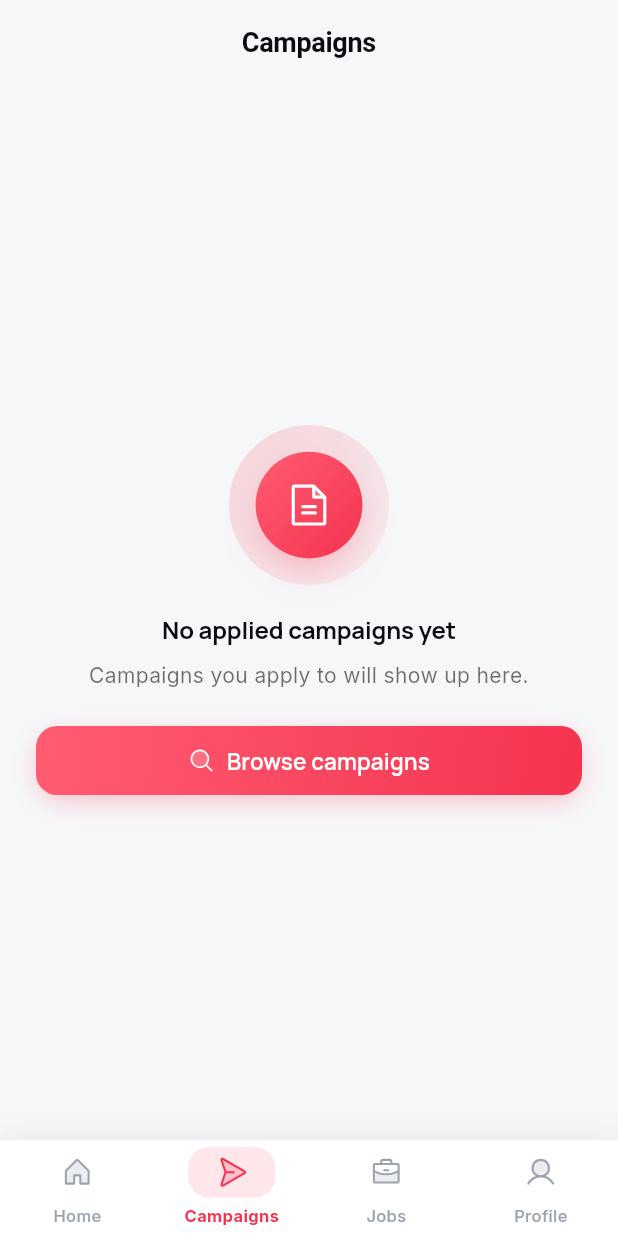
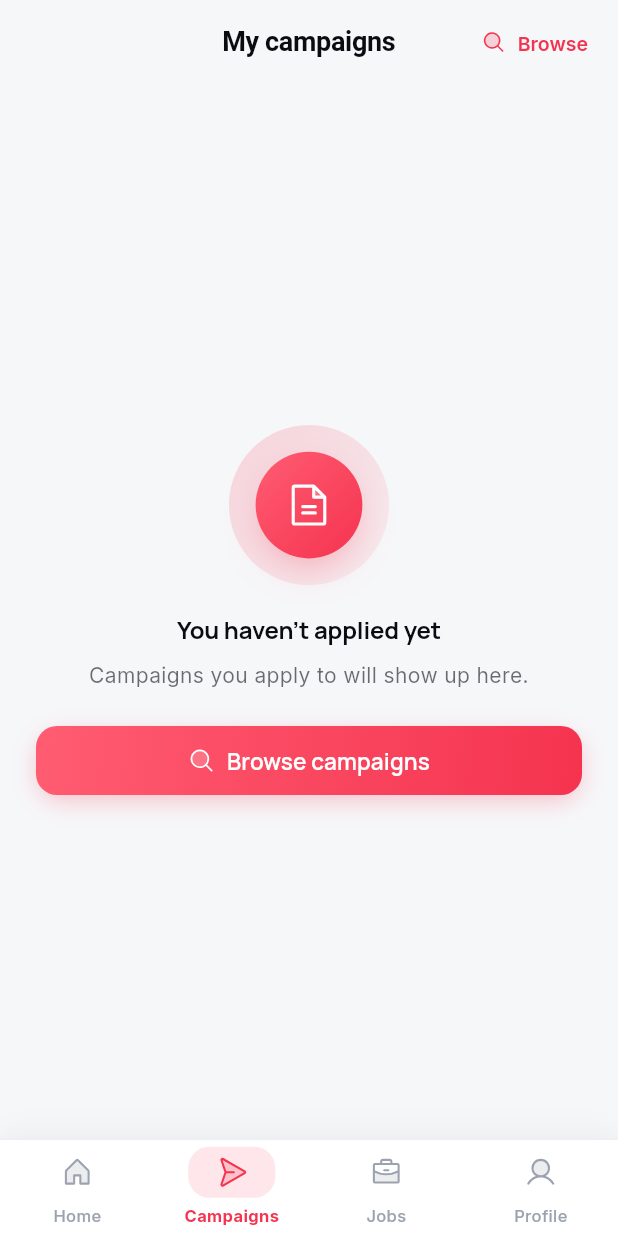
Before and after one commit to indee289/Rexo-store-, a Flutter app: the screen it shows once a user with an empty profile is signed in, item 2 of the bottom bar chosen, on a phone screen of 412 x 824 dp. Run offline on Flutter 3.47's test engine with Material 3 defaults, Android fonts, the phone set to English and light mode, and no system bars; our stand-ins replace cached_network_image, firebase_core, firebase_messaging, flutter_animate, flutter_local_notifications, flutter_riverpod and 9 more; missing offline and left inert: onesignal_flutter; accounts and stored records are empty.

Commit message:
fix: resolve 5 non-shop issues across app
- Profile campaigns stat: replace hardcoded '0' with live DB count
  (currentUserCampaignsCountProvider queries applications table)
- Settings toggles: wire 'Campaign Updates' and 'Public Profile'
  switches to real state in SettingsNotifier + SharedPrefs persistence
- Role badges: replace .toUpperCase() with sentence case (_formatRole)
  in profile screen, settings screen, campaigns applicants, my campaigns,
  warnings, moderation, and admin campaign control
- pubspec.yaml: remove unused iconsax_flutter dependency (phosphor_flutter
  is the actual icon library used via custom Iconsax wrapper)
- Campaigns tab: rename title to 'My campaigns', add 'Browse' action
  button in header, update empty-state copy to be more conversational

```diff
--- a/lib/features/admin/screens/campaign_control_screen.dart
+++ b/lib/features/admin/screens/campaign_control_screen.dart
@@ -269,7 +269,7 @@ class _StatusBadge extends StatelessWidget {
         borderRadius: BorderRadius.circular(8),
       ),
       child: Text(
-        status.toUpperCase(),
+        status[0].toUpperCase() + status.substring(1).toLowerCase(),
         style: TextStyle(
           fontSize: 10,
           fontWeight: FontWeight.w600,
--- a/lib/features/campaigns/screens/campaign_applicants_screen.dart
+++ b/lib/features/campaigns/screens/campaign_applicants_screen.dart
@@ -215,7 +215,7 @@ class _StatusBadge extends StatelessWidget {
         borderRadius: AppRadius.allSm,
       ),
       child: Text(
-        status.toUpperCase(),
+        status[0].toUpperCase() + status.substring(1).toLowerCase(),
         style: AppTextStyles.labelSmall.copyWith(
           color: color,
           fontWeight: FontWeight.w600,
--- a/lib/features/campaigns/screens/campaigns_screen.dart
+++ b/lib/features/campaigns/screens/campaigns_screen.dart
@@ -24,7 +24,24 @@ class CampaignsScreen extends ConsumerWidget {
 
     return Scaffold(
       backgroundColor: Theme.of(context).scaffoldBackgroundColor,
-      appBar: const PremiumAppBar(title: 'Campaigns'),
+      appBar: PremiumAppBar(
+        title: 'My campaigns',
+        actions: [
+          TextButton.icon(
+            onPressed: () => context.go(AppRoutes.home),
+            icon: const Icon(Iconsax.search_normal,
+                size: 16, color: AppColors.primary),
+            label: const Text(
+              'Browse',
+              style: TextStyle(
+                fontSize: 13,
+                fontWeight: FontWeight.w600,
+                color: AppColors.primary,
+              ),
+            ),
+          ),
+        ],
+      ),
       body: RefreshIndicator(
         color: AppColors.primary,
         onRefresh: () async {
@@ -51,7 +68,7 @@ class CampaignsScreen extends ConsumerWidget {
             hasScrollBody: false,
             child: EmptyState(
               icon: Iconsax.document,
-              title: 'No applied campaigns yet',
+              title: "You haven't applied yet",
               subtitle:
                   'Campaigns you apply to will show up here.',
               cta: PremiumButton(
--- a/lib/features/campaigns/screens/my_campaigns_screen.dart
+++ b/lib/features/campaigns/screens/my_campaigns_screen.dart
@@ -373,7 +373,7 @@ class _StatusPill extends StatelessWidget {
         borderRadius: AppRadius.allSm,
       ),
       child: Text(
-        label.toUpperCase(),
+        label[0].toUpperCase() + label.substring(1).toLowerCase(),
         style: AppTextStyles.labelSmall.copyWith(
           color: color,
           fontWeight: FontWeight.w600,
--- a/lib/features/moderation/screens/moderation_screen.dart
+++ b/lib/features/moderation/screens/moderation_screen.dart
@@ -140,7 +140,7 @@ class ModerationScreen extends ConsumerWidget {
                   borderRadius: AppRadius.allSm,
                 ),
                 child: Text(
-                  contentType.toUpperCase(),
+                  contentType[0].toUpperCase() + contentType.substring(1).toLowerCase(),
                   style: AppTextStyles.labelSmall.copyWith(
                     fontWeight: FontWeight.w600,
                     color: AppColors.primary,
--- a/lib/features/warnings/screens/warnings_screen.dart
+++ b/lib/features/warnings/screens/warnings_screen.dart
@@ -149,7 +149,7 @@ class WarningsScreen extends ConsumerWidget {
                 borderRadius: AppRadius.allSm,
               ),
               child: Text(
-                'Appeal: ${appealStatus.toUpperCase()}',
+                'Appeal: ${appealStatus[0].toUpperCase()}${appealStatus.substring(1).toLowerCase()}',
                 style: AppTextStyles.labelSmall.copyWith(
                   fontWeight: FontWeight.w600,
                   color: _getAppealStatusColor(appealStatus),
@@ -233,7 +233,7 @@ class WarningsScreen extends ConsumerWidget {
         border: Border.all(color: color.withOpacity(0.3)),
       ),
       child: Text(
-        severity.toUpperCase(),
+        severity[0].toUpperCase() + severity.substring(1).toLowerCase(),
         style: AppTextStyles.labelSmall.copyWith(
           fontWeight: FontWeight.w700,
           color: color,
--- a/pubspec.yaml
+++ b/pubspec.yaml
@@ -16,7 +16,6 @@ dependencies:
   cached_network_image: ^3.3.0
   shimmer: ^3.0.0
   flutter_animate: ^4.3.0
-  iconsax_flutter: ^1.0.0
   phosphor_flutter: ^2.1.0
   intl: ^0.19.0
   image_picker: ^1.0.0
```
Also changed, not shown: lib/features/profile/providers/profile_provider.dart (+11 -0 lines), lib/features/profile/screens/profile_screen.dart (+10 -2 lines), lib/features/settings/providers/settings_provider.dart (+27 -0 lines), lib/features/settings/screens/settings_screen.dart (+15 -5 lines).
